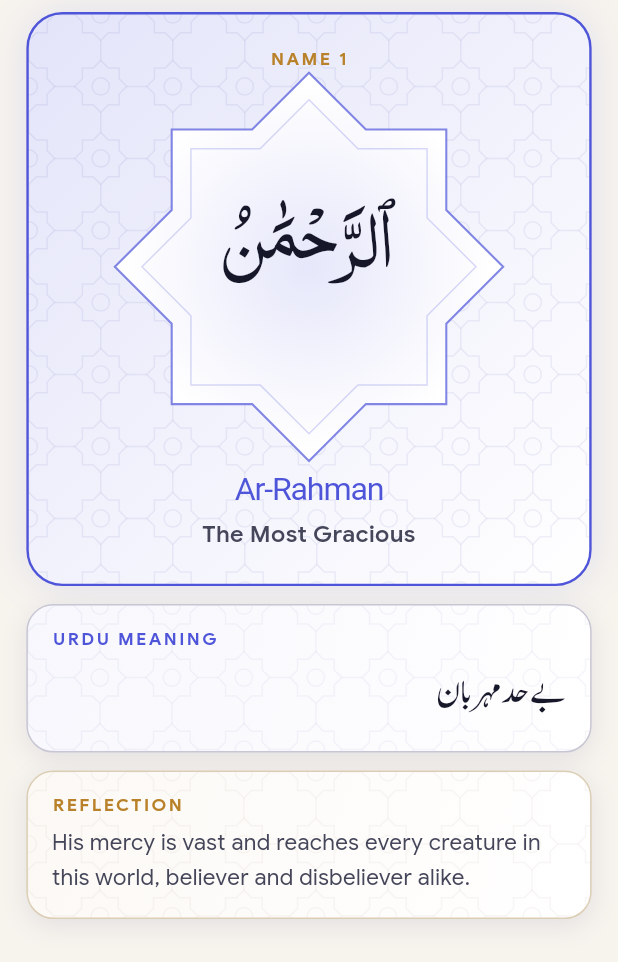
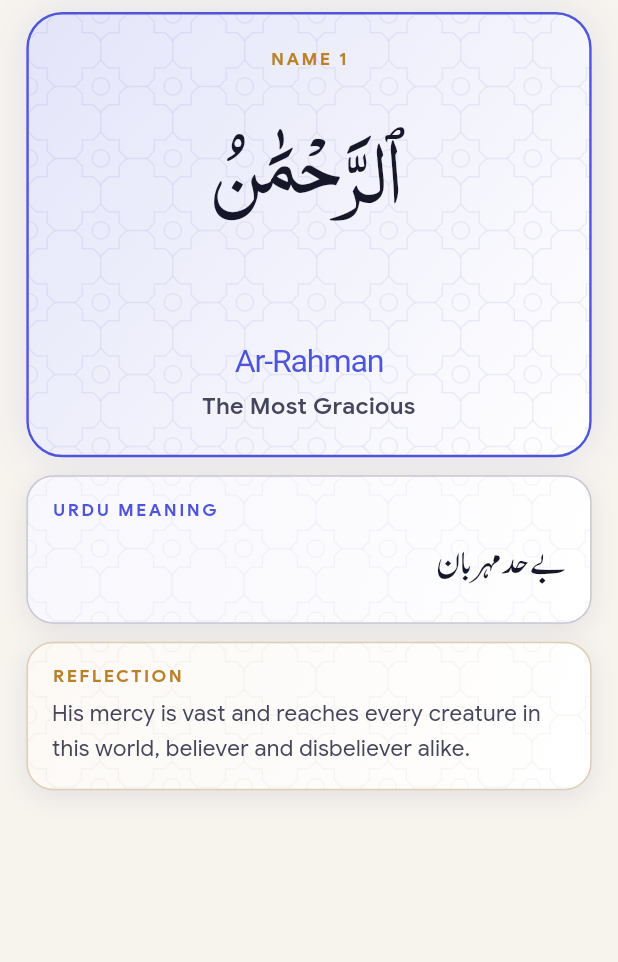
Before and after one commit to muzzammil763/Asmaul-Husna, a Flutter app: the _NamePage widget shown alone on an empty page, opened directly with sample values from the repository, on a phone screen of 412 x 824 dp. Shown: the top 962 px of the screen. Run offline on Flutter 3.47's test engine with Material 3 defaults, Android fonts, the phone set to English and light mode, and no system bars; our stand-ins replace shared_preferences; accounts and stored records are empty.

Commit message:
feat: show names directly, without the star medallion frame
The detail hero and the splash drew the name inside the eight-pointed
medallion carried over from Quran Khatam Tracker. Both now show the
Arabic large and on its own.

Co-Authored-By: Claude Opus 5.5 <noreply@anthropic.com>

```diff
--- a/lib/src/detail/name_detail_screen.dart
+++ b/lib/src/detail/name_detail_screen.dart
@@ -163,7 +163,6 @@ class _NamePage extends StatelessWidget {
   Widget build(BuildContext context) {
     final p = context.palette;
     final s = SettingsStore.instance;
-    final medallion = context.r(250);
     return ListView(
       padding: EdgeInsets.fromLTRB(context.r(18), 8, context.r(18), 16),
       children: [
@@ -179,19 +178,8 @@ class _NamePage extends StatelessWidget {
             children: [
               Eyebrow('NAME ${name.number}', color: p.gold),
               SizedBox(height: context.r(10)),
-              SizedBox(
-                height: medallion,
-                child: Stack(
-                  alignment: Alignment.center,
-                  children: [
-                    CustomPaint(
-                      painter: MedallionPainter(p.accent, p.surface),
-                      size: Size.square(medallion),
-                    ),
               Padding(
-                      padding: EdgeInsets.symmetric(
-                        horizontal: medallion * .18,
-                      ),
+                padding: EdgeInsets.symmetric(vertical: context.r(18)),
                 child: FittedBox(
                   fit: BoxFit.scaleDown,
                   child: Text(
@@ -200,14 +188,11 @@ class _NamePage extends StatelessWidget {
                     textDirection: TextDirection.rtl,
                     style: TextStyle(
                       fontFamily: AppFonts.arabic,
-                            fontSize: context.r(76) * s.arabicScale,
+                      fontSize: context.r(84) * s.arabicScale,
                       height: 1.5,
                       color: p.title,
                     ),
                   ),
-                      ),
-                    ),
-                  ],
                 ),
               ),
               SizedBox(height: context.r(12)),
--- a/lib/src/splash/splash_screen.dart
+++ b/lib/src/splash/splash_screen.dart
@@ -3,7 +3,7 @@ import 'package:flutter/material.dart';
 import '../ui/theme.dart';
 import '../ui/widgets.dart';
 
-/// Brief opening: the name of Allah inside a medallion, then fades to [next].
+/// Brief opening: the name of Allah, then fades to [next].
 class SplashScreen extends StatefulWidget {
   const SplashScreen({super.key, required this.next});
   final Widget next;
@@ -71,25 +71,17 @@ class _SplashScreenState extends State<SplashScreen>
                 child: Column(
                   mainAxisSize: MainAxisSize.min,
                   children: [
-                    CustomPaint(
-                      painter: MedallionPainter(p.gold, p.surface),
-                      child: SizedBox.square(
-                        dimension: context.r(190),
-                        child: Center(
-                          child: Text(
+                    Text(
                       'ٱللَّٰهُ',
                       textDirection: TextDirection.rtl,
                       style: TextStyle(
                         fontFamily: AppFonts.arabic,
-                              fontSize: context.r(76),
+                        fontSize: context.r(110),
                         height: 1.4,
                         color: p.gold,
                       ),
                     ),
-                        ),
-                      ),
-                    ),
-                    SizedBox(height: context.r(36)),
+                    SizedBox(height: context.r(20)),
                     const EditorialTitle('Asmaul Husna', size: 26),
                     SizedBox(height: context.r(10)),
                     Eyebrow('THE 99 BEAUTIFUL NAMES', color: p.muted),
--- a/lib/src/ui/widgets.dart
+++ b/lib/src/ui/widgets.dart
@@ -317,45 +317,6 @@ class PatternCard extends StatelessWidget {
   }
 }
 
-/// Large eight-pointed medallion with a double outline, behind hero text.
-class MedallionPainter extends CustomPainter {
-  const MedallionPainter(this.color, this.fill);
-  final Color color;
-  final Color fill;
-
-  @override
-  void paint(Canvas canvas, Size size) {
-    final c = size.center(Offset.zero);
-    final r = size.width / 2;
-    final star = starPath(c, r);
-    canvas.drawPath(
-      star,
-      Paint()
-        ..shader = RadialGradient(
-          colors: [Color.lerp(fill, color, .14)!, fill],
-        ).createShader(Offset.zero & size),
-    );
-    canvas.drawPath(
-      star,
-      Paint()
-        ..color = color.withValues(alpha: .7)
-        ..style = PaintingStyle.stroke
-        ..strokeWidth = 1.4,
-    );
-    canvas.drawPath(
-      starPath(c, r * .86),
-      Paint()
-        ..color = color.withValues(alpha: .22)
-        ..style = PaintingStyle.stroke
-        ..strokeWidth = 1,
-    );
-  }
-
-  @override
-  bool shouldRepaint(covariant MedallionPainter old) =>
-      old.color != color || old.fill != fill;
-}
-
 /// Small rounded icon button used in screen headers.
 class HeaderButton extends StatelessWidget {
   const HeaderButton({
```
Lines whose indentation alone changed are shown as unchanged.
